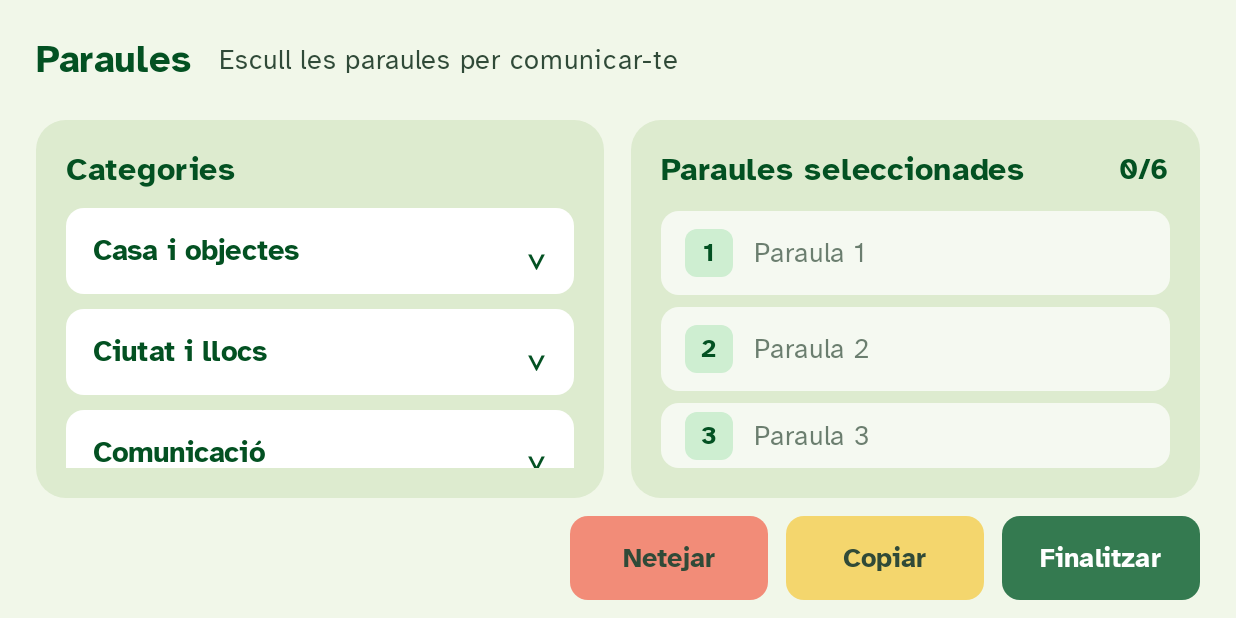
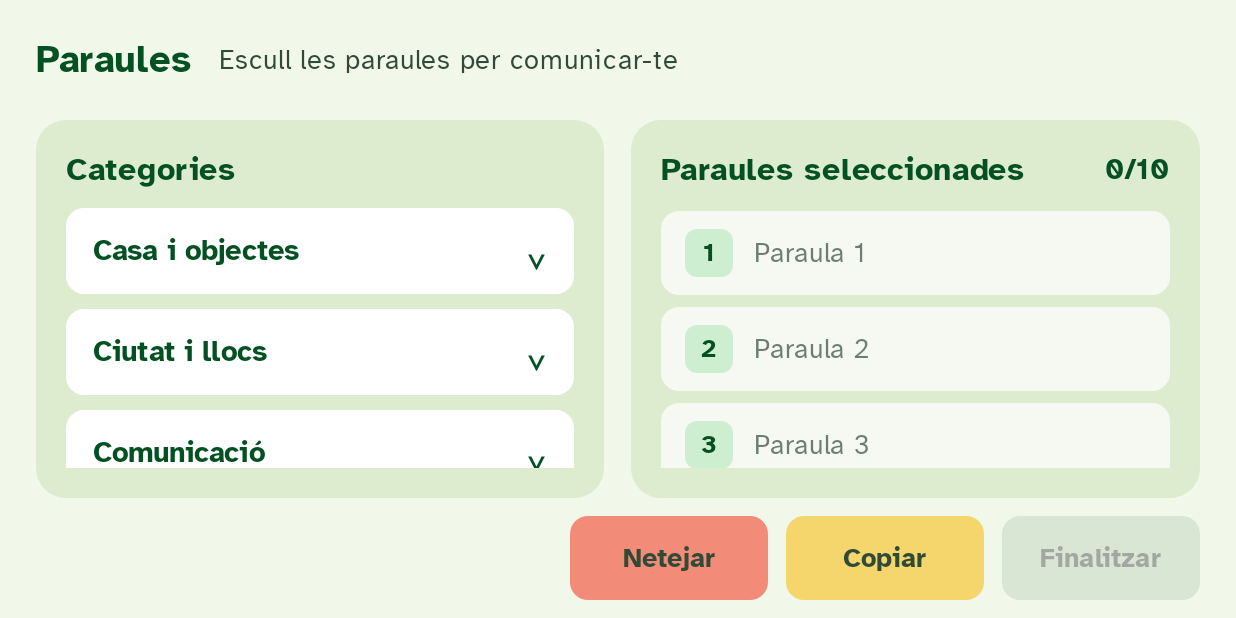
Before and after one commit to AnaSuarez180/ParaulesAndroid, an Android app built with Jetpack Compose: the SelectionScreen screen opened through its navigation route, on a phone screen of 824 x 412 dp (held sideways). Run offline under Robolectric (Android 15) with nearby library versions, the phone set to English and light mode, and no system bars.

Commit message:
Creo que ahora sí

```diff
--- a/app/build.gradle.kts
+++ b/app/build.gradle.kts
@@ -31,7 +31,7 @@ android {
 }
 
 dependencies {
-    implementation("androidx.navigation:navigation-compose:2.9.5")
+    implementation("androidx.navigation:navigation-compose:2.8.9")
     val composeBom = platform("androidx.compose:compose-bom:2025.01.00")
     implementation(composeBom)
 
--- a/app/src/main/java/com/example/paraules/data/WordCategory.kt
+++ b/app/src/main/java/com/example/paraules/data/WordCategory.kt
@@ -1,5 +1,6 @@
 package com.example.paraules.data
 
-const val MAX_WORDS = 6
+const val MIN_WORDS = 2
+const val MAX_WORDS = 10
 
 data class WordCategory(val name: String, val words: List<String>)
--- a/app/src/main/java/com/example/paraules/ui/screens/SelectionScreen.kt
+++ b/app/src/main/java/com/example/paraules/ui/screens/SelectionScreen.kt
@@ -2,6 +2,7 @@ package com.example.paraules.ui.screens
 
 import androidx.compose.foundation.gestures.detectDragGesturesAfterLongPress
 import androidx.compose.foundation.layout.*
+import androidx.compose.foundation.lazy.itemsIndexed
 import androidx.compose.foundation.lazy.LazyColumn
 import androidx.compose.foundation.lazy.items
 import androidx.compose.foundation.shape.RoundedCornerShape
@@ -20,6 +21,7 @@ import androidx.compose.ui.tooling.preview.Preview
 import androidx.compose.ui.unit.dp
 import androidx.compose.ui.unit.sp
 import com.example.paraules.data.MAX_WORDS
+import com.example.paraules.data.MIN_WORDS
 import com.example.paraules.data.WordCategory
 import com.example.paraules.ui.theme.*
 @Composable
@@ -74,7 +76,13 @@ fun SelectionScreen(
             Spacer(Modifier.width(12.dp))
             ActionButton(label = "Copiar", color = ActionYellow, onClick = onCopy, textColor = TitleGreen)
             Spacer(Modifier.width(12.dp))
-            ActionButton(label = "Finalitzar", color = ActionGreen, onClick = onFinish, textColor = Color.White)
+            ActionButton(
+                label = "Finalitzar",
+                color = ActionGreen,
+                onClick = onFinish,
+                textColor = Color.White,
+                enabled = selectedWords.size >= MIN_WORDS
+            )
         }
     }
 }
@@ -134,12 +142,11 @@ private fun CategoryHeader(name: String, expanded: Boolean, onClick: () -> Unit)
     }
 }
 
-@OptIn(ExperimentalLayoutApi::class, ExperimentalMaterial3Api::class)
+@OptIn(ExperimentalMaterial3Api::class)
 @Composable
 private fun CategoryWords(words: List<String>, selectedWords: List<String>, onToggleWord: (String) -> Unit) {
-    FlowRow(
+    Column(
         modifier = Modifier.fillMaxWidth().padding(start = 10.dp, end = 10.dp, bottom = 8.dp),
-        horizontalArrangement = Arrangement.spacedBy(8.dp),
         verticalArrangement = Arrangement.spacedBy(8.dp)
     ) {
         words.forEach { word ->
@@ -148,7 +155,7 @@ private fun CategoryWords(words: List<String>, selectedWords: List<String>, onTo
                 selected = selected,
                 onClick = { onToggleWord(word) },
                 label = { Text(word, fontSize = 17.sp, fontFamily = AccessibilityFont) },
-                modifier = Modifier.heightIn(min = 50.dp),
+                modifier = Modifier.fillMaxWidth().heightIn(min = 50.dp),
                 shape = RoundedCornerShape(12.dp),
                 colors = FilterChipDefaults.filterChipColors(
                     containerColor = Color.White,
@@ -186,8 +193,13 @@ private fun SelectedWordsPanel(
                 Text("${selectedWords.size}/$MAX_WORDS", color = Leaf, fontSize = 19.sp, fontWeight = FontWeight.Bold, fontFamily = AccessibilityFont)
             }
             Spacer(Modifier.height(14.dp))
-            Column(verticalArrangement = Arrangement.spacedBy(8.dp)) {
-                repeat(MAX_WORDS) { index ->
+            LazyColumn(
+                modifier = Modifier.weight(1f),
+                verticalArrangement = Arrangement.spacedBy(8.dp)
+            ) {
+                itemsIndexed(List(MAX_WORDS) { it }, key = { index, _ ->
+                    selectedWords.getOrNull(index) ?: "empty-$index"
+                }) { index, _ ->
                     val word = selectedWords.getOrNull(index)
                     if (word == null) EmptyWordSlot(index + 1)
                     else key(word) {
@@ -201,14 +213,6 @@ private fun SelectedWordsPanel(
                     }
                 }
             }
-            Spacer(Modifier.weight(1f))
-            Text(
-                "Mantén premut el mànec per arrossegar. També pots fer servir les fletxes.",
-                modifier = Modifier.padding(top = 8.dp),
-                color = TitleGreen,
-                fontSize = 15.sp,
-                fontFamily = AccessibilityFont
-            )
         }
     }
 }
@@ -242,10 +246,13 @@ private fun SelectedWordRow(
     val currentIndex by rememberUpdatedState(index)
     val moveWord by rememberUpdatedState(onMoveWord)
 
-    Surface(color = Color.White, shape = RoundedCornerShape(12.dp), modifier = Modifier.fillMaxWidth().height(56.dp)) {
-        Row(verticalAlignment = Alignment.CenterVertically) {
-            Box(
-                modifier = Modifier.width(48.dp).fillMaxHeight().pointerInput(total, word, dragThreshold) {
+    Surface(
+        color = Color.White,
+        shape = RoundedCornerShape(12.dp),
+        modifier = Modifier
+            .fillMaxWidth()
+            .height(56.dp)
+            .pointerInput(total, word, dragThreshold) {
                 detectDragGesturesAfterLongPress(
                     onDragStart = { dragDistance = 0f },
                     onDragEnd = { dragDistance = 0f },
@@ -262,7 +269,12 @@ private fun SelectedWordRow(
                         }
                     }
                 )
-                }.semantics { contentDescription = "Mantén premut per arrossegar $word i canviar-ne l'ordre" },
+            }
+            .semantics { contentDescription = "Mantén premut $word per canviar-ne l'ordre" }
+    ) {
+        Row(verticalAlignment = Alignment.CenterVertically) {
+            Box(
+                modifier = Modifier.width(48.dp).fillMaxHeight(),
                 contentAlignment = Alignment.Center
             ) {
                 Text("⋮⋮", color = Leaf, fontSize = 20.sp, fontWeight = FontWeight.Bold, fontFamily = AccessibilityFont)
@@ -300,9 +312,16 @@ private fun ReorderButton(label: String, description: String, enabled: Boolean,
 }
 
 @Composable
-private fun ActionButton(label: String, color: Color, onClick: () -> Unit, textColor: Color = TitleGreen) {
+private fun ActionButton(
+    label: String,
+    color: Color,
+    onClick: () -> Unit,
+    textColor: Color = TitleGreen,
+    enabled: Boolean = true
+) {
     Button(
         onClick = onClick,
+        enabled = enabled,
         modifier = Modifier.widthIn(min = 132.dp).height(56.dp),
         shape = RoundedCornerShape(12.dp),
         colors = ButtonDefaults.buttonColors(containerColor = color, contentColor = textColor),
```
Also changed, not shown: app/src/main/java/com/example/paraules/navigation/ParaulesNavigation.kt (+4 -3 lines), app/src/main/java/com/example/paraules/ui/screens/ResultScreen.kt (+14 -7 lines). Lines whose indentation alone changed are shown as unchanged.
